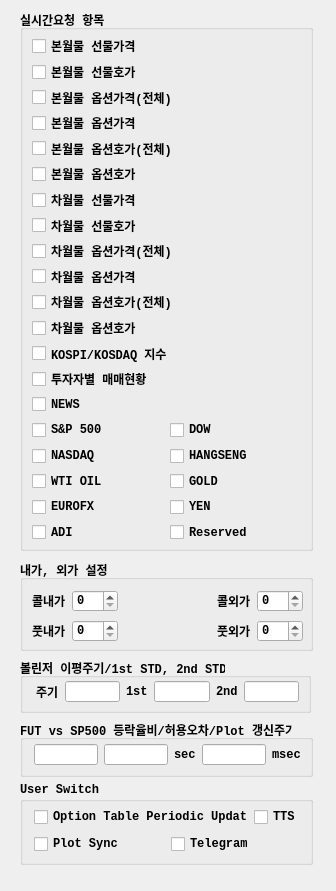
This is UI/realtimeitem.ui in skygoldfish/SkyBot as Qt 5 draws it before an edit. The edited form follows.
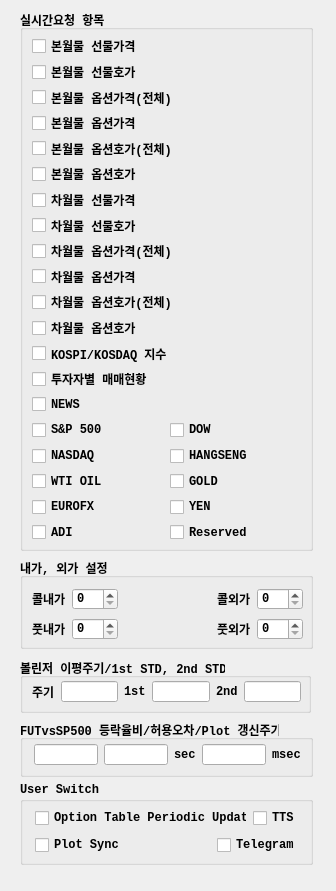
This is the edited form.

Commit message: 소스정리

```diff
--- a/UI/realtimeitem.ui
+++ b/UI/realtimeitem.ui
@@ -435,7 +435,7 @@
     </font>
    </property>
    <property name="title">
-    <string>FUT vs SP500 등락율비/허용오차/Plot 갱신주기</string>
+    <string>FUTvsSP500 등락율비/허용오차/Plot 갱신주기</string>
    </property>
    <widget class="QWidget" name="layoutWidget">
     <property name="geometry">
@@ -529,12 +529,12 @@
    <property name="title">
     <string>볼린저 이평주기/1st STD, 2nd STD</string>
    </property>
-   <widget class="QWidget" name="">
+   <widget class="QWidget" name="layoutWidget">
     <property name="geometry">
      <rect>
-      <x>16</x>
+      <x>12</x>
       <y>23</y>
-      <width>263</width>
+      <width>269</width>
       <height>21</height>
      </rect>
     </property>
@@ -609,7 +609,7 @@
    <property name="geometry">
     <rect>
      <x>20</x>
-     <y>560</y>
+     <y>558</y>
      <width>293</width>
      <height>91</height>
     </rect>
@@ -734,16 +734,16 @@
    <property name="title">
     <string>User Switch</string>
    </property>
-   <widget class="QWidget" name="layoutWidget">
+   <widget class="QWidget" name="">
     <property name="geometry">
      <rect>
-      <x>14</x>
-      <y>24</y>
-      <width>267</width>
-      <height>50</height>
+      <x>15</x>
+      <y>25</y>
+      <width>265</width>
+      <height>51</height>
      </rect>
     </property>
-    <layout class="QVBoxLayout" name="verticalLayout_5">
+    <layout class="QVBoxLayout" name="verticalLayout_3">
      <item>
       <layout class="QHBoxLayout" name="horizontalLayout_10">
        <item>
@@ -771,6 +771,19 @@
          </property>
         </widget>
        </item>
+       <item>
+        <spacer name="horizontalSpacer">
+         <property name="orientation">
+          <enum>Qt::Horizontal</enum>
+         </property>
+         <property name="sizeHint" stdset="0">
+          <size>
+           <width>40</width>
+           <height>20</height>
+          </size>
+         </property>
+        </spacer>
+       </item>
        <item>
         <widget class="QCheckBox" name="checkBox_telegram">
          <property name="text">
```
The commit also changes 1 other file.
